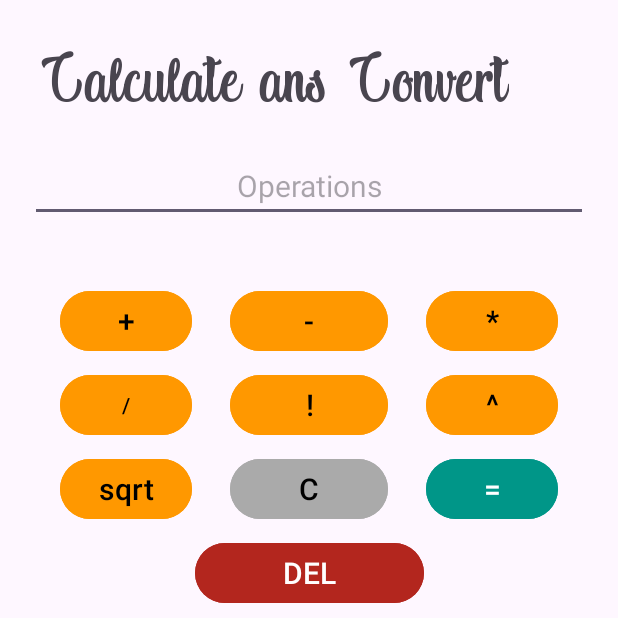
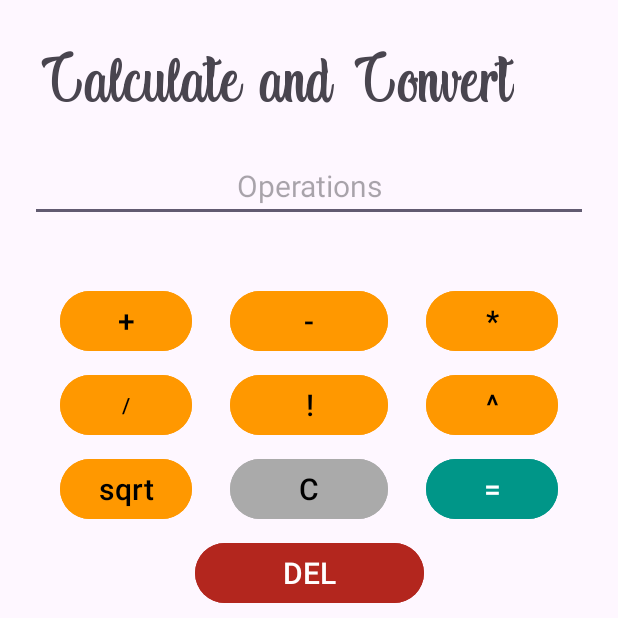
Before and after one commit to Audriusvilnius/Exam_Application_0511, an Android app: the fragment ConverterFragment shown on its own in the app's theme, on a phone screen of 412 x 824 dp, the top half of it. Run offline under Robolectric (Android 15) with nearby library versions, the light colour scheme and no system bars.

```diff
--- a/app/src/main/res/values/strings.xml
+++ b/app/src/main/res/values/strings.xml
@@ -19,7 +19,7 @@
     <string name="textview">TextView</string>
     <string name="text_and_link" />
     <string name="operations">Operations</string>
-    <string name="calculate_ans_convert">Calculate ans Convert</string>
+    <string name="calculate_ans_convert">Calculate and Convert</string>
     <string name="celsius_to_fahrenheit">Celsius to Fahrenheit</string>
     <string name="swipe">Swipe Left or Right</string>
     <string name="texturl">textUrl</string>
```
